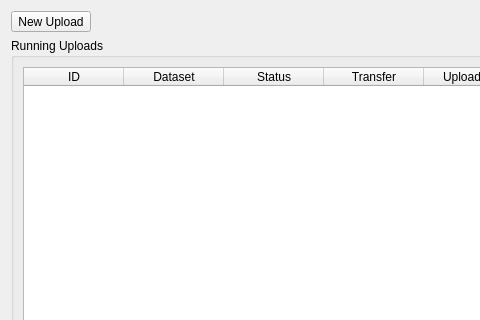
First picture: the form in dcoraid/gui/upload/widget_upload.ui, repository DCOR-dev/DCOR-Aid, before the edit; both pictures show x 0 to 480 and y 0 to 320 of the 648 by 492 pixel window.
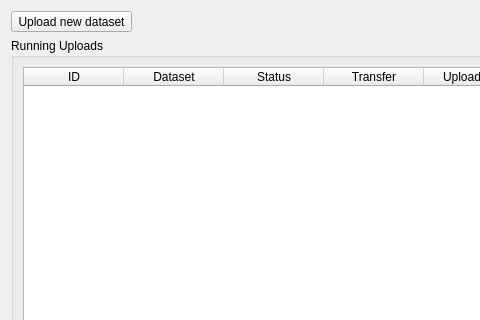
Second picture: the form after the edit. Icons and pictures are not drawn. Custom widgets are drawn as their Qt base class.

Diff of the .ui file:
```diff
--- a/dcoraid/gui/upload/widget_upload.ui
+++ b/dcoraid/gui/upload/widget_upload.ui
@@ -19,7 +19,13 @@
      <item>
       <widget class="QToolButton" name="toolButton_new_upload">
        <property name="text">
-        <string>New Upload</string>
+        <string>Upload new dataset</string>
+       </property>
+       <property name="icon">
+        <iconset theme="folder"/>
+       </property>
+       <property name="toolButtonStyle">
+        <enum>Qt::ToolButtonTextBesideIcon</enum>
        </property>
       </widget>
      </item>
```
